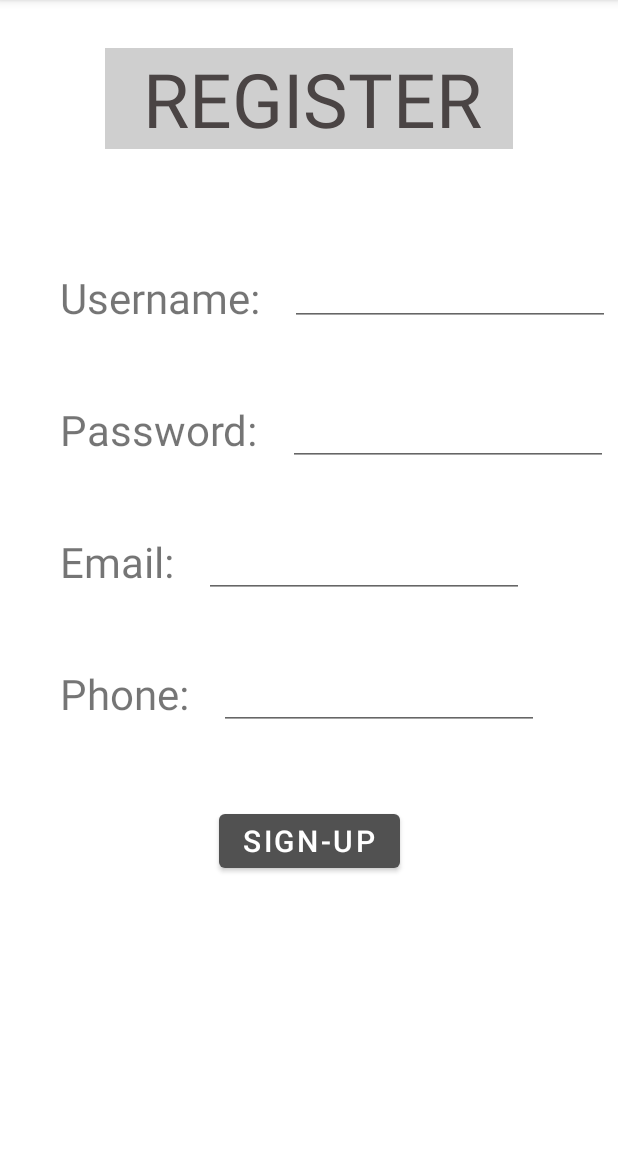
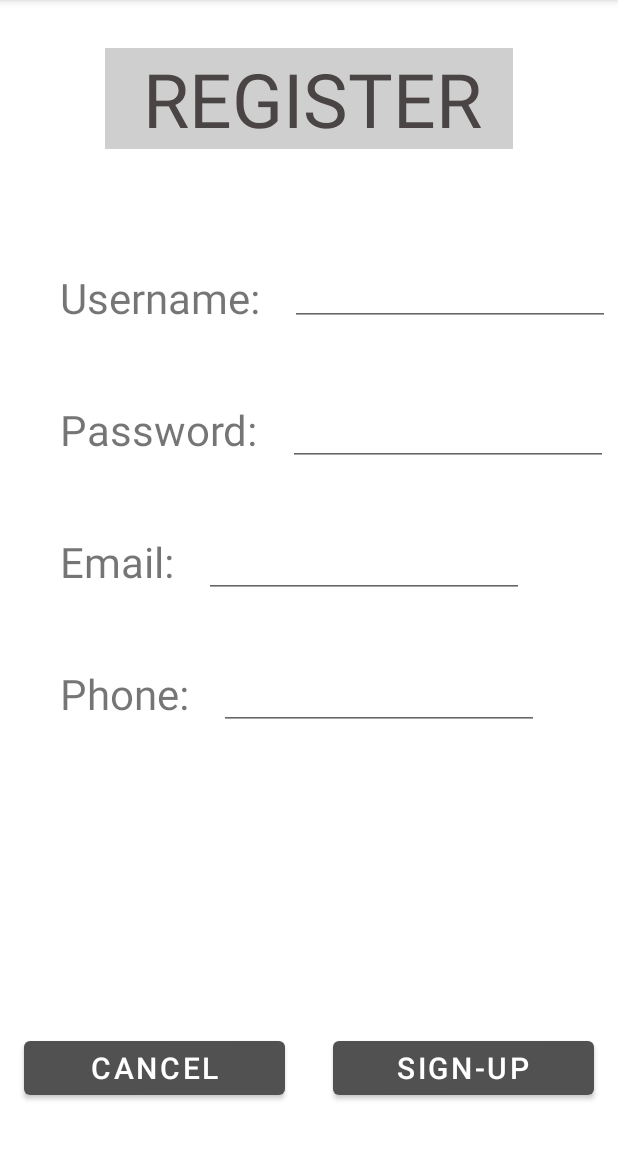
Before and after one commit to Ofek-Elgozi/Java-CAR4U, an Android app: the CarRegisterFragment screen opened through its navigation route, on a phone screen of 412 x 824 dp, the part 84-1236 px from its top. Run offline under Robolectric (Android 15) with nearby library versions, the phone set to English and light mode, and no system bars; our stand-ins replace navigation-ui.

Commit message:
Added Cancel Button To Register Fragment

```diff
--- a/app/src/main/java/com/example/car4u/CarRegisterFragment.java
+++ b/app/src/main/java/com/example/car4u/CarRegisterFragment.java
@@ -34,6 +34,15 @@ public class CarRegisterFragment extends Fragment
         EditText emailEt = view.findViewById(R.id.email_register);
         EditText phoneEt = view.findViewById(R.id.phone_register);
 
+        Button cancelBtn = view.findViewById(R.id.register_cancel_btn);
+        cancelBtn.setOnClickListener(new View.OnClickListener()
+        {
+            @Override
+            public void onClick(View v)
+            {
+                Navigation.findNavController(v).popBackStack();
+            }
+        });
         Button signupBtn = view.findViewById(R.id.signup_btn);
         signupBtn.setOnClickListener(new View.OnClickListener()
         {
--- a/app/src/main/res/layout/fragment_car_register.xml
+++ b/app/src/main/res/layout/fragment_car_register.xml
@@ -64,14 +64,16 @@
 
     <Button
         android:id="@+id/signup_btn"
-        android:layout_width="wrap_content"
+        android:layout_width="0dp"
         android:layout_height="wrap_content"
-        android:layout_marginTop="50dp"
+        android:layout_marginStart="16dp"
+        android:layout_marginEnd="16dp"
+        android:layout_marginBottom="32dp"
         android:text="sign-up"
         android:textSize="20sp"
+        app:layout_constraintBottom_toBottomOf="parent"
         app:layout_constraintEnd_toEndOf="parent"
-        app:layout_constraintStart_toStartOf="parent"
-        app:layout_constraintTop_toBottomOf="@+id/phone_register" />
+        app:layout_constraintStart_toEndOf="@+id/register_cancel_btn" />
 
     <EditText
         android:id="@+id/username_register"
@@ -82,7 +84,8 @@
         android:inputType="textPersonName"
         android:minHeight="48dp"
         app:layout_constraintBottom_toBottomOf="@+id/textView13"
-        app:layout_constraintStart_toEndOf="@+id/textView13" />
+        app:layout_constraintStart_toEndOf="@+id/textView13"
+        tools:ignore="SpeakableTextPresentCheck" />
 
     <EditText
         android:id="@+id/password_register"
@@ -94,7 +97,8 @@
         android:minHeight="48dp"
         app:layout_constraintBottom_toBottomOf="@+id/textView12"
         app:layout_constraintStart_toEndOf="@+id/textView12"
-        app:layout_constraintTop_toTopOf="@+id/textView12" />
+        app:layout_constraintTop_toTopOf="@+id/textView12"
+        tools:ignore="SpeakableTextPresentCheck" />
 
     <EditText
         android:id="@+id/email_register"
@@ -106,7 +110,8 @@
         android:minHeight="48dp"
         app:layout_constraintBottom_toBottomOf="@+id/textView11"
         app:layout_constraintStart_toEndOf="@+id/textView11"
-        app:layout_constraintTop_toTopOf="@+id/textView11" />
+        app:layout_constraintTop_toTopOf="@+id/textView11"
+        tools:ignore="SpeakableTextPresentCheck" />
 
     <EditText
         android:id="@+id/phone_register"
@@ -118,6 +123,20 @@
         android:minHeight="48dp"
         app:layout_constraintBottom_toBottomOf="@+id/textView14"
         app:layout_constraintStart_toEndOf="@+id/textView14"
-        app:layout_constraintTop_toTopOf="@+id/textView14" />
+        app:layout_constraintTop_toTopOf="@+id/textView14"
+        tools:ignore="SpeakableTextPresentCheck" />
+
+    <Button
+        android:id="@+id/register_cancel_btn"
+        android:layout_width="0dp"
+        android:layout_height="wrap_content"
+        android:layout_marginStart="16dp"
+        android:layout_marginEnd="16dp"
+        android:layout_marginBottom="32dp"
+        android:text="CANCEL"
+        android:textSize="20sp"
+        app:layout_constraintBottom_toBottomOf="parent"
+        app:layout_constraintEnd_toStartOf="@+id/signup_btn"
+        app:layout_constraintStart_toStartOf="parent" />
 
 </androidx.constraintlayout.widget.ConstraintLayout>
```
Also changed, not shown: app/src/main/java/com/example/car4u/CarEditDescriptionFragment.java (+5 -4 lines), app/src/main/java/com/example/car4u/CarEditFragment.java (+7 -48 lines).
